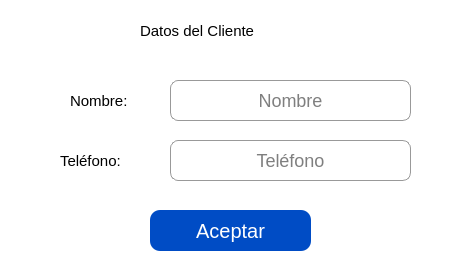
This is ui/Cliente.ui in Moises024/sistema_de_caja as Qt 5 draws it before an edit. The edited form follows.
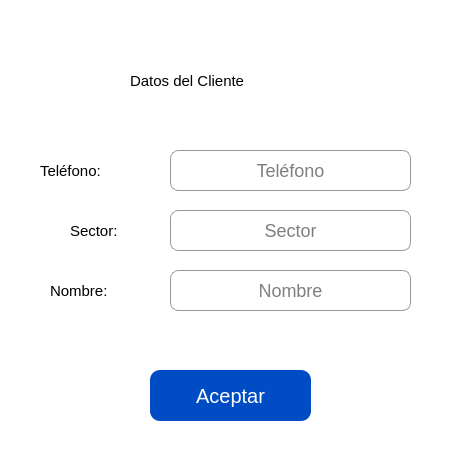
This is the edited form. Icons and pictures are not drawn.

Diff of the .ui file:
```diff
--- a/ui/Cliente.ui
+++ b/ui/Cliente.ui
@@ -7,7 +7,7 @@
     <x>0</x>
     <y>0</y>
     <width>471</width>
-    <height>272</height>
+    <height>456</height>
    </rect>
   </property>
   <property name="windowTitle">
@@ -23,9 +23,9 @@
   <widget class="QLabel" name="label">
    <property name="geometry">
     <rect>
-     <x>140</x>
-     <y>10</y>
-     <width>191</width>
+     <x>130</x>
+     <y>60</y>
+     <width>211</width>
      <height>41</height>
     </rect>
    </property>
@@ -41,7 +41,7 @@
    <property name="geometry">
     <rect>
      <x>170</x>
-     <y>140</y>
+     <y>150</y>
      <width>241</width>
      <height>41</height>
     </rect>
@@ -61,11 +61,35 @@
     <string>Teléfono</string>
    </property>
   </widget>
+  <widget class="QLineEdit" name="input_cliente_sector">
+   <property name="geometry">
+    <rect>
+     <x>170</x>
+     <y>210</y>
+     <width>241</width>
+     <height>41</height>
+    </rect>
+   </property>
+   <property name="styleSheet">
+    <string notr="true">border: 1px solid #999;
+border-radius: 8px;
+font-size: 18px;</string>
+   </property>
+   <property name="text">
+    <string/>
+   </property>
+   <property name="alignment">
+    <set>Qt::AlignCenter</set>
+   </property>
+   <property name="placeholderText">
+    <string>Sector</string>
+   </property>
+  </widget>
   <widget class="QLineEdit" name="input_cliente_nombre">
    <property name="geometry">
     <rect>
      <x>170</x>
-     <y>80</y>
+     <y>270</y>
      <width>241</width>
      <height>41</height>
     </rect>
@@ -89,9 +113,9 @@
    <property name="geometry">
     <rect>
      <x>150</x>
-     <y>210</y>
+     <y>370</y>
      <width>161</width>
-     <height>41</height>
+     <height>51</height>
     </rect>
    </property>
    <property name="styleSheet">
@@ -107,9 +131,9 @@
   <widget class="QLabel" name="label_2">
    <property name="geometry">
     <rect>
-     <x>70</x>
-     <y>80</y>
-     <width>91</width>
+     <x>50</x>
+     <y>270</y>
+     <width>111</width>
      <height>41</height>
     </rect>
    </property>
@@ -124,9 +148,26 @@
   <widget class="QLabel" name="label_3">
    <property name="geometry">
     <rect>
-     <x>60</x>
-     <y>140</y>
-     <width>101</width>
+     <x>70</x>
+     <y>210</y>
+     <width>91</width>
+     <height>41</height>
+    </rect>
+   </property>
+   <property name="styleSheet">
+    <string notr="true">font-size: 15px;
+font: 75 20pt &quot;Dubai&quot;;</string>
+   </property>
+   <property name="text">
+    <string>Sector:</string>
+   </property>
+  </widget>
+  <widget class="QLabel" name="label_4">
+   <property name="geometry">
+    <rect>
+     <x>40</x>
+     <y>150</y>
+     <width>111</width>
      <height>41</height>
     </rect>
    </property>
```
